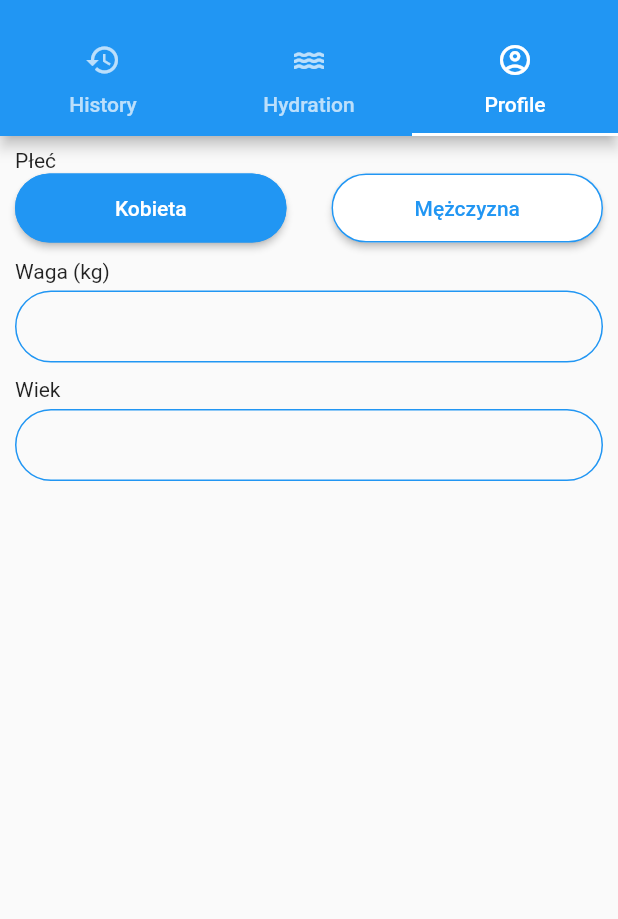
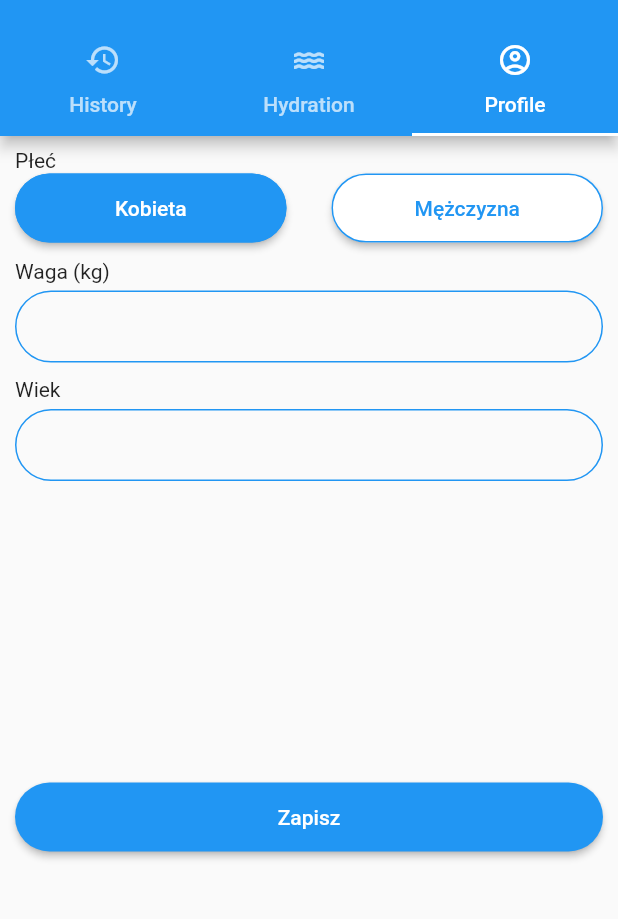
Before and after one commit to WeronikaWItt/count_your_water, a Flutter app: the screen it shows after launch, tab 3 chosen, on a phone screen of 412 x 824 dp, the part 59-978 px from its top. Run offline on Flutter 3.47's test engine with Material 2 defaults, Android fonts, the phone set to English and light mode, and no system bars.

Commit message:
added save button

```diff
--- a/lib/screens/profile_screen.dart
+++ b/lib/screens/profile_screen.dart
@@ -70,6 +70,15 @@ class _ProfileScreenState extends State<ProfileScreen> {
             const Text('Wiek'),
             const SizedBox(height: 5),
             CustomInput(controller: heightController),
+            const SizedBox(height: 200),
+            MaterialButton(
+              onPressed: () {},
+              padding: const EdgeInsets.all(15),
+              color: Colors.blue,
+              textColor: Colors.white,
+              shape: RoundedRectangleBorder(borderRadius: BorderRadius.circular(50.0)),
+              child: const Text('Zapisz'),
+            )
           ],
         ),
       ),
```
